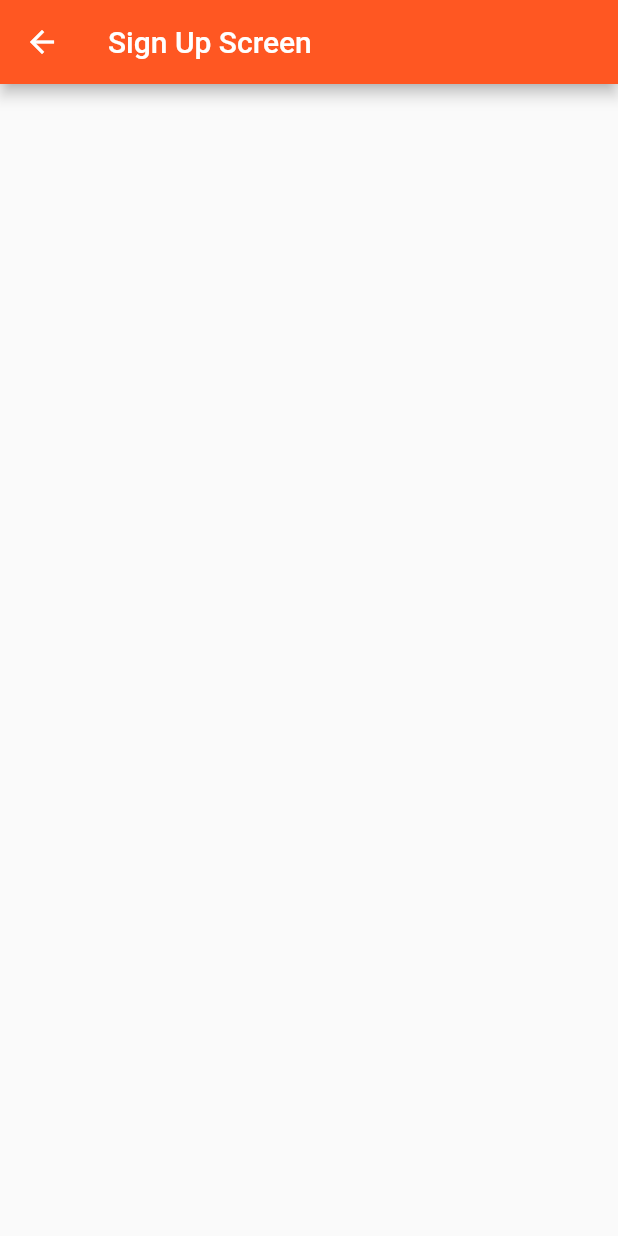
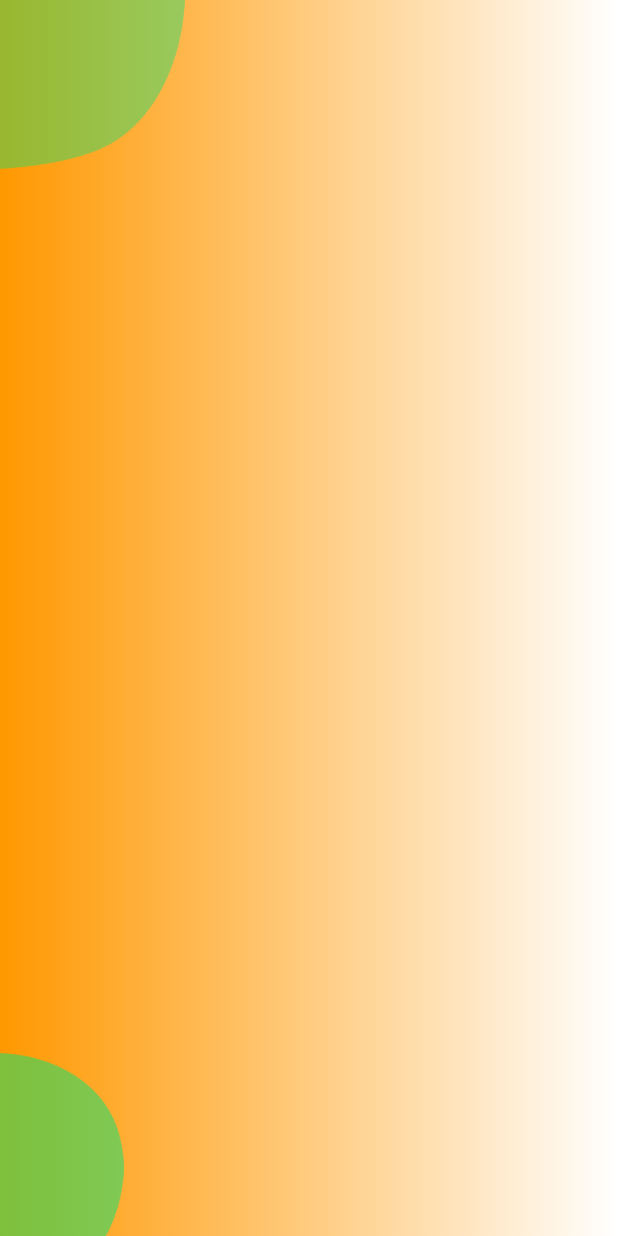
Before and after one commit to yoonhoelee/carrot_clone, a Flutter app: the SignUpScreen screen opened directly, on a phone screen of 412 x 824 dp. Run offline on Flutter 3.47's test engine with Material 2 defaults, Android fonts, the phone set to English and light mode, and no system bars; our stand-ins replace firebase_auth, firebase_core; accounts and stored records are empty.

Commit message:
feat : signup screen

```diff
--- /dev/null
+++ b/lib/SignUpScreen/background.dart
@@ -0,0 +1,44 @@
+import 'package:flutter/material.dart';
+
+class SignUpBackground extends StatelessWidget {
+
+  @override
+  Widget build(BuildContext context) {
+    Size size = MediaQuery.of(context).size;
+    return Container(
+      decoration: const BoxDecoration(
+        gradient: LinearGradient(
+          colors: [Colors.orange, Colors.white],
+          begin: Alignment.centerLeft,
+          end: Alignment.centerRight,
+          stops: [0, 1],
+          tileMode: TileMode.clamp,
+        ),
+      ),
+      height: size.height,
+      width: double.infinity,
+      child: Stack(
+        alignment: Alignment.center,
+        children: [
+          Positioned(
+            top: 0,
+            left: 0,
+            child: Image.asset('assets/images/signup_top.png',
+              color: Colors.greenAccent.shade400,
+              width: size.width*0.3,
+            ),
+          ),
+          Positioned(
+            bottom: 0,
+            left: 0,
+            child: Image.asset('assets/images/main_bottom.png',
+              color: Colors.greenAccent.shade400,
+              width: size.width*0.2,
+            ),
+          ),
+
+        ],
+      ),
+    );
+  }
+}
--- a/lib/SignUpScreen/sign_up_screen.dart
+++ b/lib/SignUpScreen/sign_up_screen.dart
@@ -1,3 +1,4 @@
+import 'package:carrot_clone_app/SignUpScreen/background.dart';
 import 'package:flutter/material.dart';
 
 class SignUpScreen extends StatelessWidget {
@@ -5,9 +6,7 @@ class SignUpScreen extends StatelessWidget {
   @override
   Widget build(BuildContext context) {
     return Scaffold(
-      appBar: AppBar(
-        title: const Text('Sign Up Screen'),
-      ),
+      body: SignUpBackground(),
     );
   }
 }
```
